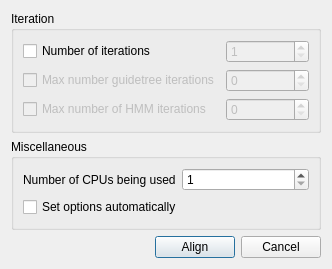
Old version of the form src/plugins/external_tool_support/src/ui/ClustalOSupportRunDialog.ui in the repository violethaze74/ugene.
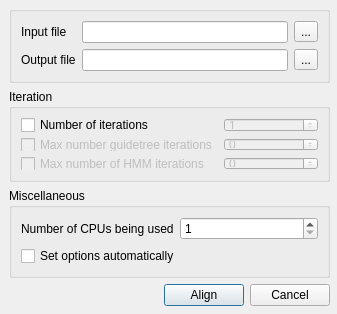
New version of the form.

Patch:
```diff
--- a/src/plugins/external_tool_support/src/ui/ClustalOSupportRunDialog.ui
+++ b/src/plugins/external_tool_support/src/ui/ClustalOSupportRunDialog.ui
@@ -6,21 +6,77 @@
    <rect>
     <x>0</x>
     <y>0</y>
-    <width>332</width>
-    <height>269</height>
+    <width>337</width>
+    <height>314</height>
    </rect>
   </property>
   <property name="maximumSize">
    <size>
     <width>16777215</width>
-    <height>269</height>
+    <height>350</height>
    </size>
   </property>
   <property name="windowTitle">
    <string>Align with Clustal Omega</string>
   </property>
-  <layout class="QVBoxLayout" name="verticalLayout">
-   <item>
+  <widget class="QWidget" name="layoutWidget">
+   <property name="geometry">
+    <rect>
+     <x>9</x>
+     <y>6</y>
+     <width>321</width>
+     <height>300</height>
+    </rect>
+   </property>
+   <layout class="QGridLayout" name="gridLayout_4">
+    <item row="0" column="0">
+     <widget class="QGroupBox" name="inputGroupBox">
+      <property name="title">
+       <string/>
+      </property>
+      <layout class="QGridLayout" name="gridLayout_3">
+       <item row="0" column="0">
+        <layout class="QGridLayout" name="gridLayout_2">
+         <item row="0" column="0">
+          <widget class="QLabel" name="label_2">
+           <property name="text">
+            <string>Input file</string>
+           </property>
+          </widget>
+         </item>
+         <item row="0" column="1">
+          <widget class="QLineEdit" name="inputFileLineEdit"/>
+         </item>
+         <item row="0" column="2">
+          <widget class="QToolButton" name="inputFilePathButton">
+           <property name="text">
+            <string>...</string>
+           </property>
+          </widget>
+         </item>
+         <item row="1" column="0">
+          <widget class="QLabel" name="label_3">
+           <property name="text">
+            <string>Output file</string>
+           </property>
+          </widget>
+         </item>
+         <item row="1" column="1">
+          <widget class="QLineEdit" name="outputFileLineEdit"/>
+         </item>
+         <item row="1" column="2">
+          <widget class="QToolButton" name="outputFilePathButton">
+           <property name="text">
+            <string>...</string>
+           </property>
+          </widget>
+         </item>
+        </layout>
+       </item>
+      </layout>
+     </widget>
+    </item>
+    <item row="1" column="0">
     <widget class="QGroupBox" name="groupBox">
      <property name="title">
       <string>Iteration</string>
@@ -105,7 +161,7 @@
      </layout>
     </widget>
    </item>
-   <item>
+    <item row="2" column="0">
     <widget class="QGroupBox" name="groupBox_2">
      <property name="title">
       <string>Miscellaneous</string>
@@ -146,7 +202,7 @@
      </layout>
     </widget>
    </item>
-   <item>
+    <item row="3" column="0">
     <layout class="QHBoxLayout" name="horizontalLayout">
      <item>
       <spacer name="horizontalSpacer">
@@ -178,6 +234,7 @@
     </layout>
    </item>
   </layout>
+  </widget>
  </widget>
  <resources/>
  <connections>
```
Lines whose indentation alone changed are shown as unchanged.
